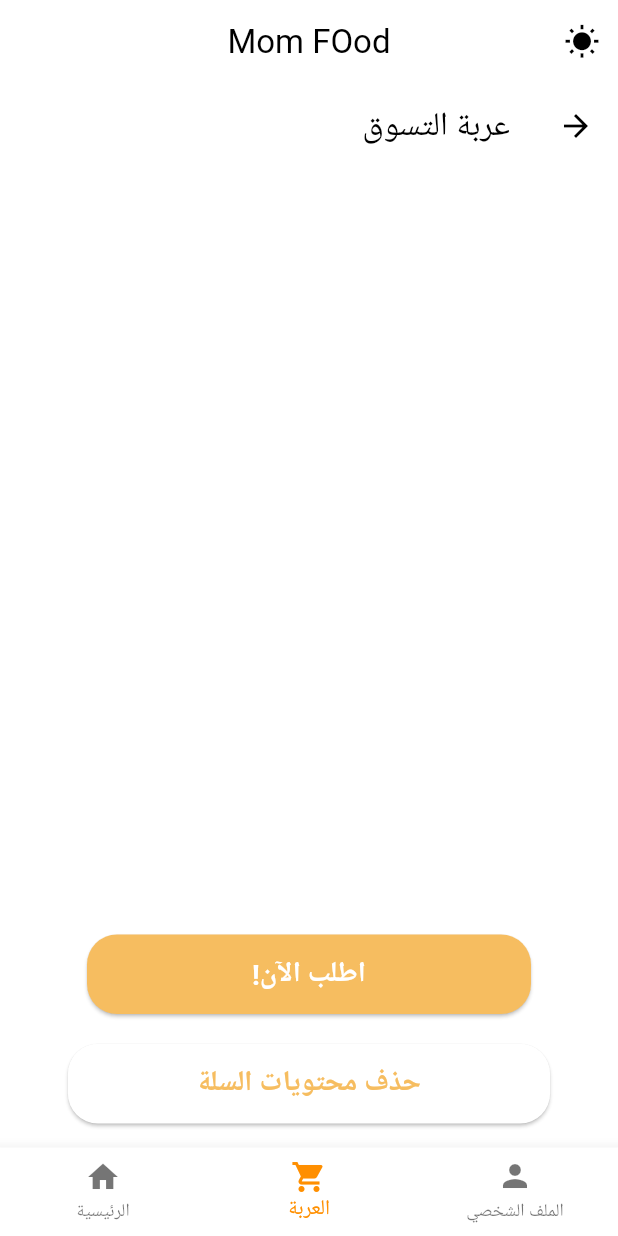
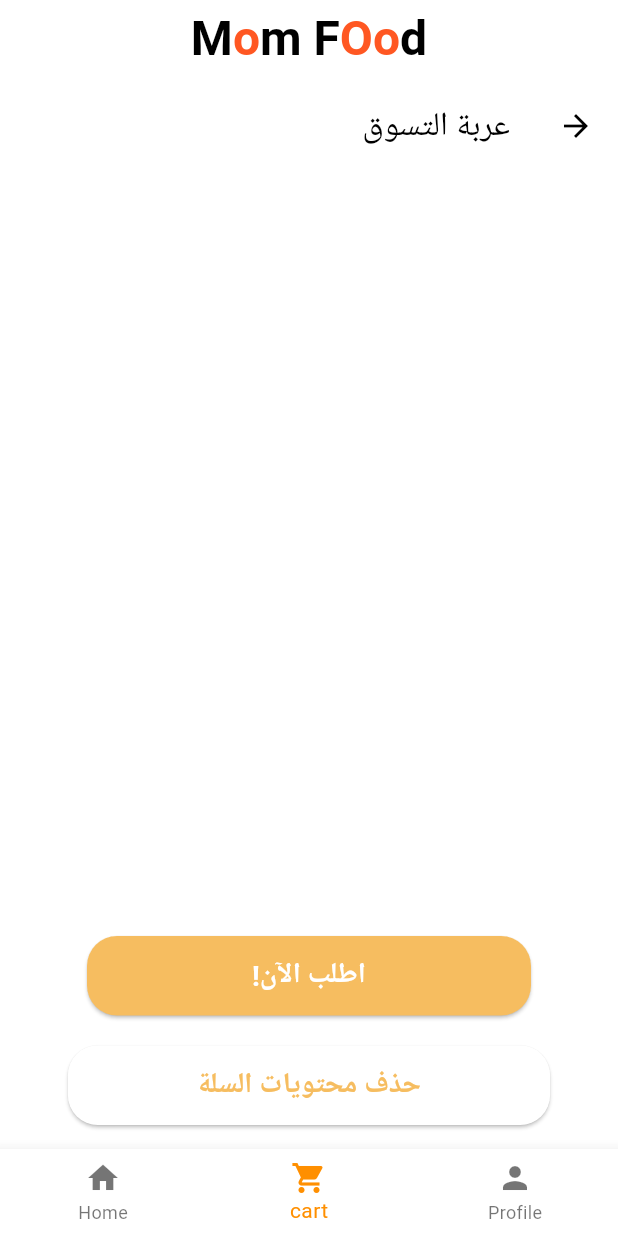
Before and after one commit to mom-food/momFood, a Flutter app: the HomePageScreen screen opened by its route, item 2 of the bottom bar chosen, on a phone screen of 412 x 824 dp. Run offline on Flutter 3.47's test engine with Material 3 defaults, Android fonts, the phone set to English and light mode, and no system bars; our stand-ins replace cloud_firestore, firebase_auth, firebase_core, go_router, google_fonts and 1 more; missing offline and left inert: dart:ffi; accounts and stored records are empty; network calls fail; Roboto replaces fonts that are missing (Encode Sans).

Commit message:
update homePage

```diff
--- a/app/lib/View/Screens/HomePage.dart
+++ b/app/lib/View/Screens/HomePage.dart
@@ -1,142 +1,9 @@
-import 'package:app/View/Screens/Authentication/Profile.dart';
 import 'package:app/View/Screens/shopping_cart_screen.dart';
 import 'package:flutter/material.dart';
-import 'package:provider/provider.dart';
-import '../../ViewModel/meal_view_model.dart';
-import '../../Model/meal_model.dart';
-import '../Widgets/search-bar.dart';
-import '../../themes/theme-provider.dart';
-import 'CategoryMeal.dart';
+import '../Widgets/mom_food_title.dart';
+import '../Widgets/nav_bar.dart';
 import 'OfferMeals.dart';
 
-class HomePage extends StatelessWidget {
-  @override
-  Widget build(BuildContext context) {
-    return Scaffold(
-      appBar: AppBar(
-        title: Text('Mom FOod'),
-      ),
-      body: Column(
-        children: [
-          CustomSearchBar(onSearch: (query) {
-            Provider.of<MealViewModel>(context, listen: false).search(query);
-          }),
-          Expanded(
-            child: Consumer<MealViewModel>(
-              builder: (context, mealViewModel, child) {
-                if (mealViewModel.meals.isEmpty) {
-                  return Center(
-                    child: Text('No meals found.'),
-                  );
-                } else {
-                  return ListView.builder(
-                    itemCount: mealViewModel.meals.length,
-                    itemBuilder: (context, index) {
-                      Meal meal = mealViewModel.meals[index];
-                      return ListTile(
-                        title: Text(meal.name),
-                        subtitle: Text(meal.description),
-                        leading: Image.network(meal.image),
-                        trailing: Text('\$${meal.price.toString()}'),
-                      );
-                    },
-                  );
-                }
-              },
-            ),
-          ),
-        ],
-      ),
-    );
-  }
-}
-
-class CustomBottomNavBar extends StatelessWidget {
-  final int selectedIndex;
-  final void Function(int) onItemTapped;
-
-  const CustomBottomNavBar({
-    Key? key,
-    required this.selectedIndex,
-    required this.onItemTapped,
-  }) : super(key: key);
-
-  @override
-  Widget build(BuildContext context) {
-    return BottomNavigationBar(
-      items: const <BottomNavigationBarItem>[
-        BottomNavigationBarItem(
-          icon: Icon(Icons.home),
-          label: 'الرئيسية',
-        ),
-        BottomNavigationBarItem(
-          icon: Icon(Icons.shopping_cart),
-          label: 'العربة',
-        ),
-        BottomNavigationBarItem(
-          icon: Icon(Icons.person),
-          label: 'الملف الشخصي',
-        ),
-      ],
-      currentIndex: selectedIndex,
-      selectedItemColor: Colors.amber[800],
-      onTap: onItemTapped,
-    );
-  }
-}
-
-class MyAppBar1 extends StatelessWidget implements PreferredSizeWidget {
-  final dynamic title;
-  final bool isLightTheme;
-
-  const MyAppBar1({
-    Key? key,
-    required this.title,
-    required this.isLightTheme,
-  }) : super(key: key);
-
-  @override
-  Size get preferredSize => const Size.fromHeight(kToolbarHeight);
-
-  @override
-  Widget build(BuildContext context) {
-    return Consumer<ThemeProvider>(
-      builder: (context, themeProvider, child) {
-        return AppBar(
-          title: _buildTitleWidget(),
-          centerTitle: true,
-          backgroundColor:
-          themeProvider.isDarkMode ? Colors.black : Colors.white,
-          automaticallyImplyLeading: true,
-          actions: [
-            IconButton(
-              icon: Icon(
-                themeProvider.getThemeIcon(),
-                color:
-                themeProvider.isDarkMode ? Colors.white : Colors.black,
-              ),
-              onPressed: () {
-                themeProvider.toggleTheme();
-              },
-            ),
-          ],
-        );
-      },
-    );
-  }
-
-  Widget _buildTitleWidget() {
-    if (title is String) {
-      return Text(
-        title,
-      );
-    } else if (title is Widget) {
-      return title;
-    } else {
-      return Container();
-    }
-  }
-}
 
 class HomePageScreen extends StatefulWidget {
   @override
@@ -155,9 +22,8 @@ class _HomePageScreenState extends State<HomePageScreen> {
   @override
   Widget build(BuildContext context) {
     return Scaffold(
-      appBar: MyAppBar1(
-        title: 'Mom FOod',
-        isLightTheme: true,
+      appBar: MomFoodTitle(
+
       ),
       body: Column(
         children: [
@@ -167,7 +33,7 @@ class _HomePageScreenState extends State<HomePageScreen> {
               children: [
                 MealOfferScreen(),
                 TemporaryCart(),
-               // ProfileScreen(),
+                // ProfileScreen(),
               ],
             ),
           ),
--- /dev/null
+++ b/app/lib/View/Widgets/mom_food_title.dart
@@ -0,0 +1,95 @@
+import 'package:flutter/material.dart';
+
+class MomFoodTitle extends StatelessWidget implements PreferredSizeWidget {
+
+  const MomFoodTitle({
+    Key? key,
+
+  }) : super(key: key);
+
+  @override
+  Size get preferredSize => const Size.fromHeight(kToolbarHeight);
+
+  @override
+  Widget build(BuildContext context) {
+    return AppBar(
+      title: Column(
+        children: [
+          SizedBox(
+            width: 294,
+            height: 43,
+            child: Text.rich(
+              TextSpan(
+                children: [
+                  TextSpan(
+                    text: 'M',
+                    style: TextStyle(
+                      color: Colors.black,
+                      fontSize: 32,
+                      fontFamily: 'Encode Sans',
+                      fontWeight: FontWeight.w600,
+                      height: 0,
+                    ),
+                  ),
+                  TextSpan(
+                    text: 'o',
+                    style: TextStyle(
+                      color: Colors.deepOrange,
+                      fontSize: 32,
+                      fontFamily: 'Encode Sans',
+                      fontWeight: FontWeight.w600,
+                      height: 0,
+                    ),
+                  ),
+                  TextSpan(
+                    text: 'm ',
+                    style: TextStyle(
+                      color: Colors.black,
+                      fontSize: 32,
+                      fontFamily: 'Encode Sans',
+                      fontWeight: FontWeight.w600,
+                      height: 0,
+                    ),
+                  ),
+                  TextSpan(
+                    text: 'F',
+                    style: TextStyle(
+                      color: Colors.black,
+                      fontSize: 32,
+                      fontFamily: 'Encode Sans',
+                      fontWeight: FontWeight.w600,
+                      height: 0,
+                    ),
+                  ),
+                  TextSpan(
+                    text: 'Oo',
+                    style: TextStyle(
+                      color: Colors.deepOrange,
+                      fontSize: 32,
+                      fontFamily: 'Encode Sans',
+                      fontWeight: FontWeight.w600,
+                      height: 0,
+                    ),
+                  ),
+                  TextSpan(
+                    text: 'd',
+                    style: TextStyle(
+                      color: Colors.black,
+                      fontSize: 32,
+                      fontFamily: 'Encode Sans',
+                      fontWeight: FontWeight.w600,
+                      height: 0,
+                    ),
+                  ),
+                ],
+              ),
+              textAlign: TextAlign.center,
+            ),
+          ),
+        ],
+      ),
+      centerTitle: true,
+      automaticallyImplyLeading: false,
+    );
+  }
+}
--- a/app/lib/View/Widgets/search-bar.dart
+++ b/app/lib/View/Widgets/search-bar.dart
@@ -58,6 +58,5 @@ extension ThemeDataExtension on ThemeData {
       colorScheme: themeData.colorScheme,
     );
 
-    // Apply the modified theme
   }
 }
--- a/app/lib/main.dart
+++ b/app/lib/main.dart
@@ -1,4 +1,5 @@
 import 'dart:io';
+import 'package:app/View/Screens/OfferMeals.dart';
 import 'package:app/View/Screens/meal_details.dart';
 import 'package:app/View/Screens/success_checkout_screen.dart';
 import 'package:firebase_core/firebase_core.dart';
@@ -67,6 +68,10 @@ final _router = GoRouter(
       builder: (context, state) => Onboarding2Screen(),
     ),
     GoRoute(
+      path: '/MealOffer',
+      builder: (context, state) => MealOfferScreen(),
+    ),
+    GoRoute(
       path: '/MealCategoryScreen',
       builder: (context, state) => MealCategoryScreen(),
     ),
@@ -77,13 +82,13 @@ final _router = GoRouter(
     ),
     GoRoute(
       path: '/meal-list/:categoryId',
-      builder: (context, state) => MealList(categoryId: state.pathParameters['categoryId']!),
+      builder: (context, state) =>
+          MealList(categoryId: state.pathParameters['categoryId']!),
     ),
     GoRoute(
       path: '/successful_checkout',
       builder: (context, state) => SuccessMessageScreen(),
     ),
-
   ],
 );
 
@@ -100,7 +105,7 @@ class _MyAppState extends State<MyApp> {
   void _toggleTheme() {
     setState(() {
       _themeMode =
-      _themeMode == ThemeMode.light ? ThemeMode.dark : ThemeMode.light;
+          _themeMode == ThemeMode.light ? ThemeMode.dark : ThemeMode.light;
     });
   }
 
@@ -126,7 +131,7 @@ class _MyAppState extends State<MyApp> {
           return MaterialApp.router(
             title: 'Flutter Demo',
             themeMode:
-            themeProvider.isDarkMode ? ThemeMode.dark : ThemeMode.light,
+                themeProvider.isDarkMode ? ThemeMode.dark : ThemeMode.light,
             theme: themeProvider.isDarkMode ? darkMode : lightMode,
             debugShowCheckedModeBanner: false,
             routerConfig: _router,
```
Also changed, not shown: app/lib/View/Screens/Home.dart (+48 -47 lines), app/lib/View/Widgets/home-tab.dart (+74 -74 lines), app/lib/View/Widgets/taps/cart-tap.dart (+7 -7 lines), app/lib/View/Widgets/taps/home-tap.dart (+6 -8 lines), app/lib/View/Widgets/taps/profile-tap.dart (+25 -15 lines), 1 other file.
